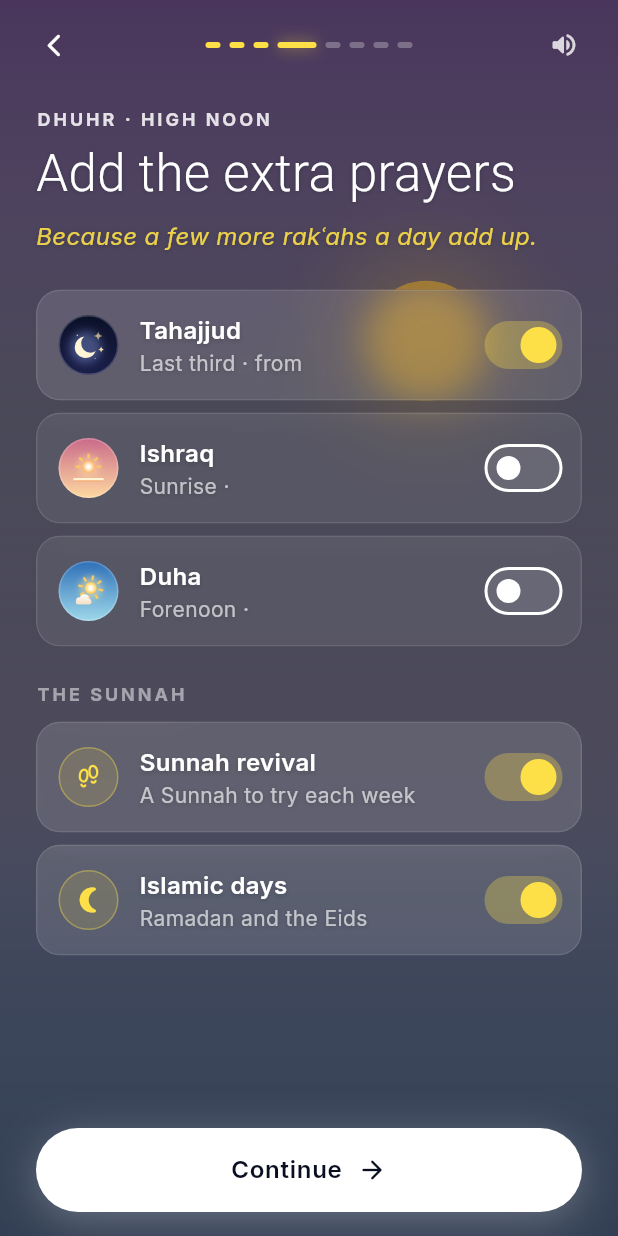
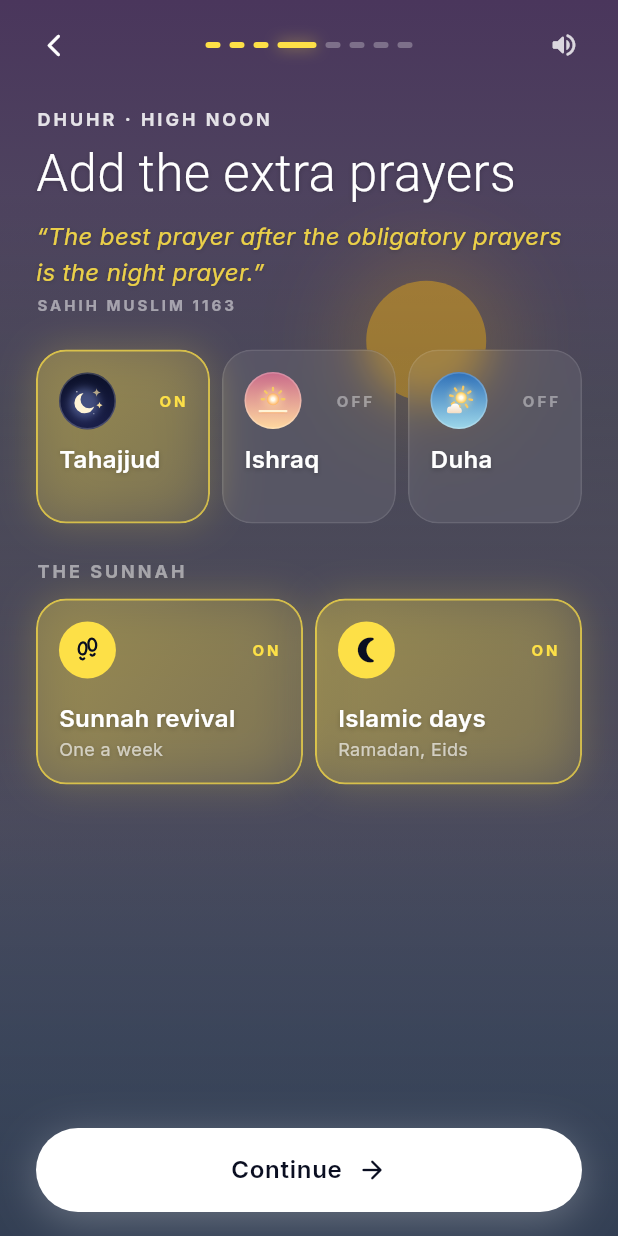
Before and after one commit to SayanKabir/Wird, a Flutter app: the screen it shows after launch, swiped to page 4, on a phone screen of 412 x 824 dp. Run offline on Flutter 3.47's test engine with Material 3 defaults, Android fonts, the phone set to English and light mode, and no system bars; drawn by our look-alikes of flutter_animate; our stand-ins replace adhan, audioplayers, equatable, flutter_bloc, flutter_compass, flutter_local_notifications and 10 more; missing offline and left inert: home_widget; accounts and stored records are empty.

Commit message:
Quote the Quran and hadith on each step; tile the middle steps
Each step's line is now a short ayah or hadith with its reference in
place of our own sentence: Quran 4:103 for location, Bukhari 527 for
the method, Muslim 1163 for the extra prayers, Bukhari 5027 for the
script, Quran 20:14 for reminders and Muslim 91 for the last step.

The method, extra prayers and script steps take the last step's gold
quick-settings tiles, so they barely scroll: methods sit in one
scrolling row of pills with the suggestion first, Asr is two tiles
showing each Asr time, the three extra prayers and two Sunnah switches
are tiles, and script, translation and transliteration are tiles around
the verse preview. ToggleTile and _MadhabTile are gone.

Co-Authored-By: Claude Opus 5.5 <noreply@anthropic.com>

```diff
--- a/lib/features/onboarding/screens/onboarding_screen.dart
+++ b/lib/features/onboarding/screens/onboarding_screen.dart
@@ -655,7 +655,8 @@ class _OnboardingScreenState extends State<OnboardingScreen> with WidgetsBinding
       const OnboardingHeading(
         eyebrow: 'Fajr · first light',
         title: 'Where do you pray?',
-        because: 'Because Fajr in Dhaka and Fajr in London are hours apart.',
+        quote: 'Indeed, prayer has been decreed upon the believers a decree of specified times.',
+        source: 'Quran 4:103',
       ),
       const SizedBox(height: AppSpacing.xl),
       GhostButton(
@@ -706,86 +707,71 @@ class _OnboardingScreenState extends State<OnboardingScreen> with WidgetsBinding
         ..remove(_suggestedMethod)
         ..insert(0, _suggestedMethod!);
     }
+    String asr(MadhabType m) {
+      final t = _times(madhab: m)?[Prayer.asr]?.startTime;
+      return t == null ? '' : 'Asr at ${AppFormatters.formatTime(t)}';
+    }
+
     return _scroll([
       const OnboardingHeading(
         eyebrow: 'Sunrise · the day opens',
         title: 'Pick your method',
-        because: 'Because masjids don\'t all agree on when Fajr and Isha start.',
+        quote: 'The deed most beloved to Allah is prayer at its proper time.',
+        source: 'Sahih al-Bukhari 527',
       ),
       const SizedBox(height: AppSpacing.xl),
       if (times != null) _LiveTimesStrip(times: times),
       const SizedBox(height: AppSpacing.xl),
       Text('CALCULATION', style: AppTextStyles.sectionLabel()),
       const SizedBox(height: AppSpacing.md),
-      LayoutBuilder(builder: (context, constraints) {
-        final width = (constraints.maxWidth - AppSpacing.sm) / 2;
-        return Wrap(
-          spacing: AppSpacing.sm,
-          runSpacing: AppSpacing.sm,
-          children: [
-            for (final m in methods)
+      // One scrolling row instead of ten tiles; the suggestion leads it.
       SizedBox(
-                width: width,
-                child: ChoiceTile(
-                  selected: _method == m,
-                  onTap: () => setState(() => _method = m),
-                  padding: const EdgeInsets.symmetric(horizontal: 14, vertical: 12),
-                  child: Column(
-                    crossAxisAlignment: CrossAxisAlignment.start,
-                    children: [
-                      Row(
-                        children: [
-                          Flexible(
-                            child: Text(m.shortName,
-                                maxLines: 1,
-                                overflow: TextOverflow.ellipsis,
-                                style: AppTextStyles.body(weight: FontWeight.w600)),
-                          ),
-                          if (m == _suggestedMethod) ...[
-                            const SizedBox(width: 6),
-                            Icon(Icons.auto_awesome_rounded, size: 14, color: AppColors.spiritualGold),
-                          ],
-                        ],
-                      ),
+        height: 44,
+        child: ListView.separated(
+          scrollDirection: Axis.horizontal,
+          physics: const BouncingScrollPhysics(),
+          clipBehavior: Clip.none,
+          itemCount: methods.length,
+          separatorBuilder: (_, __) => const SizedBox(width: AppSpacing.sm),
+          itemBuilder: (context, i) => _MethodPill(
+            label: methods[i].shortName,
+            suggested: methods[i] == _suggestedMethod,
+            selected: methods[i] == _method,
+            onTap: () => setState(() => _method = methods[i]),
+          ),
+        ),
+      ),
+      const SizedBox(height: AppSpacing.sm),
       Text(
-                        m == _suggestedMethod ? 'Suggested for you' : m.regions,
-                        maxLines: 1,
-                        overflow: TextOverflow.ellipsis,
-                        style: AppTextStyles.tiny(
-                          color: m == _suggestedMethod
-                              ? AppColors.spiritualGold.withValues(alpha: 0.9)
-                              : Colors.white.withValues(alpha: 0.6),
-                        ),
-                      ),
-                    ],
-                  ),
-                ),
-              ),
-          ],
-        );
-      }),
+        _method == _suggestedMethod ? 'Suggested for where you are' : 'Used in ${_method.regions}',
+        style: AppTextStyles.small(color: Colors.white.withValues(alpha: 0.65)),
+      ),
       const SizedBox(height: AppSpacing.xl),
       Text('ASR', style: AppTextStyles.sectionLabel()),
       const SizedBox(height: AppSpacing.md),
       Row(
         children: [
           Expanded(
-            child: _MadhabTile(
+            child: _TouchTile(
+              leading: const _SkyDisc(prayer: Prayer.asr, size: 38),
               title: 'Standard',
-              subtitle: "Shafi'i, Maliki, Hanbali",
-              asr: _times(madhab: MadhabType.shafi)?[Prayer.asr]?.startTime,
-              selected: _madhab == MadhabType.shafi,
-              onTap: () => setState(() => _madhab = MadhabType.shafi),
+              subtitle: asr(MadhabType.shafi),
+              on: _madhab == MadhabType.shafi,
+              showState: false,
+              height: 112,
+              onChanged: (_) => setState(() => _madhab = MadhabType.shafi),
             ),
           ),
           const SizedBox(width: AppSpacing.sm),
           Expanded(
-            child: _MadhabTile(
+            child: _TouchTile(
+              leading: const _SkyDisc(prayer: Prayer.asr, size: 38),
               title: 'Hanafi',
-              subtitle: 'Shadow twice its length',
-              asr: _times(madhab: MadhabType.hanafi)?[Prayer.asr]?.startTime,
-              selected: _madhab == MadhabType.hanafi,
-              onTap: () => setState(() => _madhab = MadhabType.hanafi),
+              subtitle: asr(MadhabType.hanafi),
+              on: _madhab == MadhabType.hanafi,
+              showState: false,
+              height: 112,
+              onChanged: (_) => setState(() => _madhab = MadhabType.hanafi),
             ),
           ),
         ],
@@ -799,63 +785,64 @@ class _OnboardingScreenState extends State<OnboardingScreen> with WidgetsBinding
 
   Widget _page3() {
     final times = _times();
-    String window(Prayer p, {bool startOnly = false}) {
-      final t = times?[p];
-      if (t == null) return '';
-      // Short enough for one line beside the switch: "6:01–6:31 AM".
-      final end = AppFormatters.formatTime(t.endTime);
-      return startOnly ? AppFormatters.formatTime(t.startTime) : '${_shortTime(t.startTime)}–$end';
-    }
-
-    Widget disc(Prayer p) => _SkyDisc(prayer: p, size: 40);
+    String at(Prayer p) {
+      final t = times?[p]?.startTime;
+      return t == null ? '' : AppFormatters.formatTime(t);
+    }
+
+    Widget prayer(Prayer p, String name, bool on, ValueChanged<bool> changed) => Expanded(
+          child: _TouchTile(
+            leading: _SkyDisc(prayer: p, size: 38),
+            title: name,
+            subtitle: at(p),
+            on: on,
+            height: 116,
+            onChanged: changed,
+          ),
+        );
 
     return _scroll([
       const OnboardingHeading(
         eyebrow: 'Dhuhr · high noon',
         title: 'Add the extra prayers',
-        because: 'Because a few more rakʿahs a day add up.',
+        quote: 'The best prayer after the obligatory prayers is the night prayer.',
+        source: 'Sahih Muslim 1163',
       ),
       const SizedBox(height: AppSpacing.xl),
-      ToggleTile(
-        leading: disc(Prayer.tahajjud),
-        title: 'Tahajjud',
-        subtitle: 'Last third · from ${window(Prayer.tahajjud, startOnly: true)}',
-        value: _tahajjud,
-        onChanged: (v) => setState(() => _tahajjud = v),
-      ),
-      const SizedBox(height: AppSpacing.sm),
-      ToggleTile(
-        leading: disc(Prayer.ishraq),
-        title: 'Ishraq',
-        subtitle: 'Sunrise · ${window(Prayer.ishraq)}',
-        value: _ishraq,
-        onChanged: (v) => setState(() => _ishraq = v),
-      ),
-      const SizedBox(height: AppSpacing.sm),
-      ToggleTile(
-        leading: disc(Prayer.duha),
-        title: 'Duha',
-        subtitle: 'Forenoon · ${window(Prayer.duha)}',
-        value: _duha,
-        onChanged: (v) => setState(() => _duha = v),
+      Row(
+        children: [
+          prayer(Prayer.tahajjud, 'Tahajjud', _tahajjud, (v) => setState(() => _tahajjud = v)),
+          const SizedBox(width: AppSpacing.sm),
+          prayer(Prayer.ishraq, 'Ishraq', _ishraq, (v) => setState(() => _ishraq = v)),
+          const SizedBox(width: AppSpacing.sm),
+          prayer(Prayer.duha, 'Duha', _duha, (v) => setState(() => _duha = v)),
+        ],
       ),
       const SizedBox(height: AppSpacing.xl),
       Text('THE SUNNAH', style: AppTextStyles.sectionLabel()),
       const SizedBox(height: AppSpacing.md),
-      ToggleTile(
-        leading: const _GlyphBadge(WirdGlyph.sunnah),
+      Row(
+        children: [
+          Expanded(
+            child: _TouchTile(
+              leading: _GlyphBadge(WirdGlyph.sunnah, lit: _sunnahReminders),
               title: 'Sunnah revival',
-        subtitle: 'A Sunnah to try each week',
-        value: _sunnahReminders,
+              subtitle: 'One a week',
+              on: _sunnahReminders,
               onChanged: (v) => setState(() => _sunnahReminders = v),
             ),
-      const SizedBox(height: AppSpacing.sm),
-      ToggleTile(
-        leading: const _GlyphBadge(null, icon: Icons.nightlight_round),
+          ),
+          const SizedBox(width: AppSpacing.sm),
+          Expanded(
+            child: _TouchTile(
+              icon: Icons.nightlight_round,
               title: 'Islamic days',
-        subtitle: 'Ramadan and the Eids',
-        value: _islamicEvents,
+              subtitle: 'Ramadan, Eids',
+              on: _islamicEvents,
               onChanged: (v) => setState(() => _islamicEvents = v),
+            ),
+          ),
+        ],
       ),
     ]);
   }
@@ -869,7 +856,8 @@ class _OnboardingScreenState extends State<OnboardingScreen> with WidgetsBinding
       const OnboardingHeading(
         eyebrow: 'Asr · golden hour',
         title: 'Pick your script',
-        because: 'Because the Quran should look the way you learned it.',
+        quote: 'The best of you are those who learn the Quran and teach it.',
+        source: 'Sahih al-Bukhari 5027',
       ),
       const SizedBox(height: AppSpacing.xl),
       Row(
@@ -879,35 +867,44 @@ class _OnboardingScreenState extends State<OnboardingScreen> with WidgetsBinding
           Expanded(child: _scriptTile(QuranScript.uthmani, _bismillahUthmani, 'Uthmani', 'Madinah')),
         ],
       ),
-      const SizedBox(height: AppSpacing.lg),
+      const SizedBox(height: AppSpacing.sm),
       _VersePreview(script: _script, translation: _translation, transliteration: _transliteration),
-      const SizedBox(height: AppSpacing.lg),
-      ToggleTile(
+      const SizedBox(height: AppSpacing.sm),
+      Row(
+        children: [
+          Expanded(
+            child: _TouchTile(
+              icon: Icons.translate_rounded,
               title: 'Translation',
-        subtitle: 'Saheeh International',
-        value: _translation,
+              subtitle: 'Saheeh Intl.',
+              on: _translation,
+              height: 116,
               onChanged: (v) => setState(() => _translation = v),
             ),
-      const SizedBox(height: AppSpacing.sm),
-      ToggleTile(
+          ),
+          const SizedBox(width: AppSpacing.sm),
+          Expanded(
+            child: _TouchTile(
+              icon: Icons.record_voice_over_rounded,
               title: 'Transliteration',
-        subtitle: 'The Arabic, spelled out',
-        value: _transliteration,
+              subtitle: 'To read along',
+              on: _transliteration,
+              height: 116,
               onChanged: (v) => setState(() => _transliteration = v),
             ),
+          ),
+        ],
+      ),
     ]);
   }
 
   Widget _scriptTile(QuranScript script, String sample, String name, String note) {
-    return ChoiceTile(
-      selected: _script == script,
-      onTap: () => setState(() => _script = script),
-      child: Column(
-        children: [
-          SizedBox(
-            height: 56,
-            child: Center(
+    return _TouchTile(
+      leading: SizedBox(
+        height: 38,
+        width: 120,
         child: FittedBox(
+          alignment: Alignment.centerLeft,
           child: Text(
             sample,
             textDirection: TextDirection.rtl,
@@ -915,12 +912,12 @@ class _OnboardingScreenState extends State<OnboardingScreen> with WidgetsBinding
           ),
         ),
       ),
-          ),
-          const SizedBox(height: 6),
-          Text(name, style: AppTextStyles.body(weight: FontWeight.w600)),
-          Text(note, style: AppTextStyles.tiny()),
-        ],
-      ),
+      title: name,
+      subtitle: note,
+      on: _script == script,
+      showState: false,
+      height: 116,
+      onChanged: (_) => setState(() => _script = script),
     );
   }
 
@@ -936,7 +933,8 @@ class _OnboardingScreenState extends State<OnboardingScreen> with WidgetsBinding
       const OnboardingHeading(
         eyebrow: 'Maghrib · sunset',
         title: 'Turn on reminders',
-        because: 'Because it\'s easy to lose track of Asr at work.',
+        quote: 'Establish prayer for My remembrance.',
+        source: 'Quran 20:14',
       ),
       const SizedBox(height: AppSpacing.xl),
       _NotificationMock(prayer: upcoming?.$1, time: upcoming?.$2),
@@ -1022,7 +1020,8 @@ class _OnboardingScreenState extends State<OnboardingScreen> with WidgetsBinding
       const OnboardingHeading(
         eyebrow: 'Isha · nightfall',
         title: 'Make it yours',
-        because: 'Because some people like clicks and some like quiet.',
+        quote: 'Allah is beautiful and loves beauty.',
+        source: 'Sahih Muslim 91',
       ),
       const SizedBox(height: AppSpacing.xl),
       Row(
@@ -1401,21 +1400,32 @@ class _SkyDisc extends StatelessWidget {
   }
 }
 
-/// A square switch for the last step, lit gold while on, in the manner of
-/// a phone's quick settings.
+/// A tile lit gold while on, in the manner of a phone's quick settings.
+/// Most steps use it as a switch; with [showState] off it's one of a set to
+/// pick from (the Asr method).
 class _TouchTile extends StatelessWidget {
-  final IconData icon;
+  final IconData? icon;
+
+  /// Drawn in place of [icon]'s disc, e.g. a prayer's sky.
+  final Widget? leading;
   final String title;
   final String subtitle;
   final bool on;
   final ValueChanged<bool> onChanged;
+  final double height;
+
+  /// The ON / OFF label in the corner.
+  final bool showState;
 
   const _TouchTile({
-    required this.icon,
+    this.icon,
+    this.leading,
     required this.title,
     required this.subtitle,
     required this.on,
     required this.onChanged,
+    this.height = 124,
+    this.showState = true,
   });
 
   @override
@@ -1433,7 +1443,7 @@ class _TouchTile extends StatelessWidget {
         child: AnimatedContainer(
           duration: AppDurations.slow,
           curve: AppCurves.emphasized,
-          height: 124,
+          height: height,
           decoration: BoxDecoration(
             borderRadius: BorderRadius.circular(AppRadii.group),
             boxShadow: on ? [BoxShadow(color: gold.withValues(alpha: 0.22), blurRadius: 22)] : null,
@@ -1456,6 +1466,7 @@ class _TouchTile extends StatelessWidget {
               children: [
                 Row(
                   children: [
+                    leading ??
                         AnimatedContainer(
                           duration: AppDurations.slow,
                           curve: AppCurves.emphasized,
@@ -1468,6 +1479,7 @@ class _TouchTile extends StatelessWidget {
                           child: Icon(icon, size: 20, color: on ? const Color(0xFF0A0E21) : Colors.white70),
                         ),
                     const Spacer(),
+                    if (showState)
                       AnimatedSwitcher(
                         duration: AppDurations.normal,
                         child: Text(
@@ -1586,26 +1598,75 @@ class _IconThumb extends StatelessWidget {
   }
 }
 
+/// One calculation method in the scrolling row, filled gold once chosen.
+class _MethodPill extends StatelessWidget {
+  final String label;
+  final bool suggested;
+  final bool selected;
+  final VoidCallback onTap;
+
+  const _MethodPill({required this.label, required this.suggested, required this.selected, required this.onTap});
+
+  @override
+  Widget build(BuildContext context) {
+    final gold = AppColors.spiritualGold;
+    const ink = Color(0xFF0A0E21);
+    return Semantics(
+      selected: selected,
+      button: true,
+      child: Pressable(
+        pressedScale: 0.94,
+        haptic: PressableHaptic.selection,
+        onTap: onTap,
+        child: AnimatedContainer(
+          duration: AppDurations.slow,
+          curve: AppCurves.emphasized,
+          padding: const EdgeInsets.symmetric(horizontal: 16),
+          alignment: Alignment.center,
+          decoration: BoxDecoration(
+            color: selected ? gold : Colors.white.withValues(alpha: 0.1),
+            borderRadius: BorderRadius.circular(AppRadii.pill),
+            border: Border.all(color: selected ? gold : Colors.white.withValues(alpha: 0.16)),
+            boxShadow: selected ? [BoxShadow(color: gold.withValues(alpha: 0.3), blurRadius: 14)] : null,
+          ),
+          child: Row(
+            mainAxisSize: MainAxisSize.min,
+            children: [
+              if (suggested) ...[
+                Icon(Icons.auto_awesome_rounded, size: 14, color: selected ? ink : gold),
+                const SizedBox(width: 6),
+              ],
+              Text(label, style: AppTextStyles.button(color: selected ? ink : Colors.white)),
+            ],
+          ),
+        ),
+      ),
+    );
+  }
+}
+
 class _GlyphBadge extends StatelessWidget {
-  final WirdGlyph? glyph;
-  final IconData? icon;
-
-  const _GlyphBadge(this.glyph, {this.icon});
+  final WirdGlyph glyph;
+
+  /// Filled gold, as a lit [_TouchTile]'s icon is.
+  final bool lit;
+
+  const _GlyphBadge(this.glyph, {this.lit = false});
 
   @override
   Widget build(BuildContext context) {
-    return Container(
-      width: 40,
-      height: 40,
+    final ink = lit ? const Color(0xFF0A0E21) : Colors.white70;
+    return AnimatedContainer(
+      duration: AppDurations.slow,
+      curve: AppCurves.emphasized,
+      width: 38,
+      height: 38,
       decoration: BoxDecoration(
         shape: BoxShape.circle,
-        color: AppColors.spiritualGold.withValues(alpha: 0.14),
-        border: Border.all(color: AppColors.spiritualGold.withValues(alpha: 0.35)),
+        color: lit ? AppColors.spiritualGold : Colors.white.withValues(alpha: 0.1),
       ),
       alignment: Alignment.center,
-      child: glyph != null
-          ? WirdGlyphIcon(glyph!, size: 20, color: AppColors.spiritualGold)
-          : Icon(icon, size: 20, color: AppColors.spiritualGold),
+      child: WirdGlyphIcon(glyph, size: 20, color: ink),
     );
   }
 }
@@ -1848,47 +1909,6 @@ class _LiveTimesStrip extends StatelessWidget {
                 ],
               ),
             ),
-        ],
-      ),
-    );
-  }
-}
-
-class _MadhabTile extends StatelessWidget {
-  final String title;
-  final String subtitle;
-  final DateTime? asr;
-  final bool selected;
-  final VoidCallback onTap;
-
-  const _MadhabTile({
-    required this.title,
-    required this.subtitle,
-    required this.asr,
-    required this.selected,
-    required this.onTap,
-  });
-
-  @override
-  Widget build(BuildContext context) {
-    return ChoiceTile(
-      selected: selected,
-      onTap: onTap,
-      child: Column(
-        crossAxisAlignment: CrossAxisAlignment.start,
-        children: [
-          Text(title, style: AppTextStyles.body(weight: FontWeight.w600)),
-          Text(subtitle, maxLines: 1, overflow: TextOverflow.ellipsis, style: AppTextStyles.tiny()),
-          if (asr != null) ...[
-            const SizedBox(height: 8),
-            Text(
-              'Asr ${AppFormatters.formatTime(asr!)}',
-              style: AppTextStyles.tabular(AppTextStyles.small(
-                weight: FontWeight.w600,
-                color: selected ? AppColors.spiritualGold : Colors.white.withValues(alpha: 0.8),
-              )),
-            ),
-          ],
         ],
       ),
     );
--- a/lib/features/onboarding/widgets/onboarding_widgets.dart
+++ b/lib/features/onboarding/widgets/onboarding_widgets.dart
@@ -5,8 +5,6 @@ import '../../../core/constants/durations.dart';
 import '../../../core/constants/radii.dart';
 import '../../../core/constants/text_styles.dart';
 import '../../../core/services/athan_cue_service.dart';
-import '../../../core/services/haptic_service.dart';
-import '../../../core/services/sound_service.dart';
 import '../../../widgets/common/glass_panel.dart';
 import '../../../widgets/common/pressable.dart';
 import '../../../widgets/common/premium_flowing_loader.dart';
@@ -81,14 +79,21 @@ class CueMuteButton extends StatelessWidget {
 }
 
 /// Page title block: a small spaced label naming the prayer the sky now
-/// shows, the step's title, and one "Because…" line saying why it matters,
-/// in the same gold as the welcome's.
+/// shows, the step's title, and an ayah or hadith that speaks to it, in
+/// gold, with its reference.
 class OnboardingHeading extends StatelessWidget {
   final String eyebrow;
   final String title;
-  final String because;
+  final String quote;
+  final String source;
 
-  const OnboardingHeading({super.key, required this.eyebrow, required this.title, required this.because});
+  const OnboardingHeading({
+    super.key,
+    required this.eyebrow,
+    required this.title,
+    required this.quote,
+    required this.source,
+  });
 
   @override
   Widget build(BuildContext context) {
@@ -100,9 +105,11 @@ class OnboardingHeading extends StatelessWidget {
         Text(title, style: AppTextStyles.display(size: 34, weight: FontWeight.w300, height: 1.15)),
         const SizedBox(height: 10),
         Text(
-          because,
+          '“$quote”',
           style: AppTextStyles.body(color: AppColors.spiritualGold.withValues(alpha: 0.9)).copyWith(fontStyle: FontStyle.italic),
         ),
+        const SizedBox(height: 4),
+        Text(source.toUpperCase(), style: AppTextStyles.sectionLabel(color: Colors.white.withValues(alpha: 0.5)).copyWith(fontSize: 10)),
       ],
     );
   }
@@ -150,67 +157,6 @@ class ChoiceTile extends StatelessWidget {
             padding: padding,
             child: child,
           ),
-        ),
-      ),
-    );
-  }
-}
-
-/// A labelled switch on a glass row, with an optional leading glyph.
-class ToggleTile extends StatelessWidget {
-  final Widget? leading;
-  final String title;
-  final String subtitle;
-  final bool value;
-  final ValueChanged<bool> onChanged;
-
-  const ToggleTile({
-    super.key,
-    this.leading,
-    required this.title,
-    required this.subtitle,
-    required this.value,
-    required this.onChanged,
-  });
-
-  @override
-  Widget build(BuildContext context) {
-    return Pressable(
-      pressedScale: 0.98,
-      // The toggle sound goes first so it wins over the haptic's tick.
-      haptic: PressableHaptic.none,
-      onTap: () {
-        SoundService().toggle(!value);
-        HapticService().selection();
-        onChanged(!value);
-      },
-      child: GlassPanel(
-        radius: AppRadii.card,
-        fill: value ? 0.12 : 0.07,
-        padding: const EdgeInsets.fromLTRB(14, 12, 8, 12),
-        child: Row(
-          children: [
-            if (leading != null) ...[leading!, const SizedBox(width: 14)],
-            Expanded(
-              child: Column(
-                crossAxisAlignment: CrossAxisAlignment.start,
-                children: [
-                  Text(title, style: AppTextStyles.body(weight: FontWeight.w600)),
-                  Text(subtitle, style: AppTextStyles.small(color: Colors.white.withValues(alpha: 0.65))),
-                ],
-              ),
-            ),
-            Switch.adaptive(
-              value: value,
-              onChanged: (v) {
-                SoundService().toggle(v);
-                onChanged(v);
-              },
-              activeThumbColor: AppColors.spiritualGold,
-              activeTrackColor: AppColors.spiritualGold.withValues(alpha: 0.3),
-              inactiveTrackColor: Colors.white10,
-            ),
-          ],
         ),
       ),
     );
```
Lines whose indentation alone changed are shown as unchanged.
